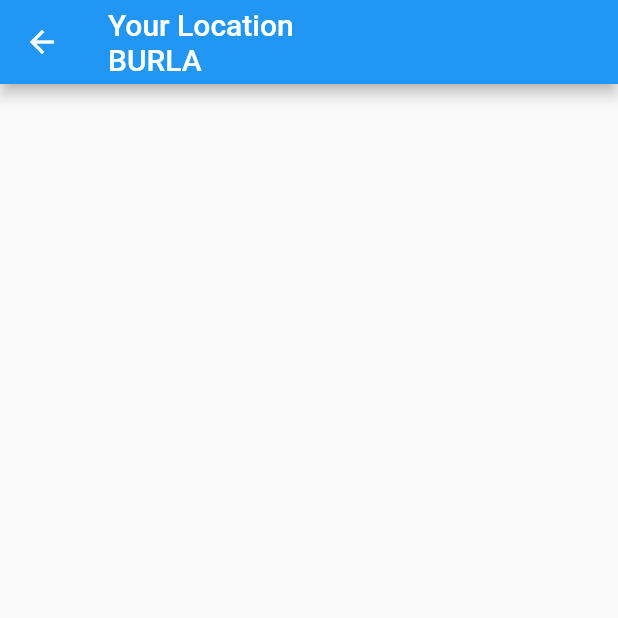
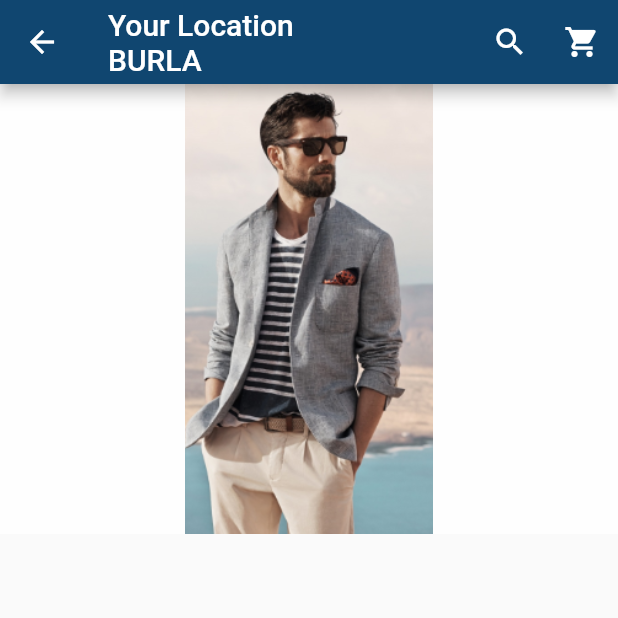
Before and after one commit to Rittik-Biswal2000/DuckHawk_Customer_App, a Flutter app: the screen it shows after launch, after a tap on "Men", on a phone screen of 412 x 824 dp, the top half of it. Run offline on Flutter 3.47's test engine with Material 2 defaults, Android fonts, the phone set to English and light mode, and no system bars; our stand-ins replace carousel_pro.

Commit message:
Add files via upload

```diff
--- a/lib/components/products.dart
+++ b/lib/components/products.dart
@@ -62,7 +62,10 @@ class Single_prod extends StatelessWidget {
           child: Material(
             child: InkWell(
               onTap: () => Navigator.of(context).push(new MaterialPageRoute(
-                  builder: (context) => new ProductDetails())),
+                  builder: (context) => new ProductDetails(
+                    product_price: prod_name,
+                    product_picture: prod_pricture,
+                  ))),
               child: GridTile(
                   footer: Container(
                     color: Colors.white70,
--- a/lib/pages/product_details.dart
+++ b/lib/pages/product_details.dart
@@ -1,6 +1,13 @@
 import 'package:flutter/material.dart';
 
 class ProductDetails extends StatefulWidget {
+  final product_price;
+  final product_picture;
+
+  ProductDetails({
+    this.product_price,
+    this.product_picture});
+
   @override
   _ProductDetailsState createState() => _ProductDetailsState();
 }
@@ -11,11 +18,36 @@ class _ProductDetailsState extends State<ProductDetails> {
     return Scaffold(
         appBar: new AppBar(
 
-           //CHECK COLOR CODE
-           title: Text('Your Location \nBURLA'),
+          backgroundColor: Color(0xff104670), //CHECK COLOR CODE
+          title: Text('Your Location \nBURLA'),
 
+          actions: <Widget>[
+            new IconButton(
+              icon: Icon(
+                Icons.search,color: Colors.white,
+              ),
+              onPressed: (){}),
+            new IconButton(
+              icon: Icon(
+                Icons.shopping_cart,color: Colors.white,
+              ),
+        onPressed: (){},)
+          ],
       ),
 
+      body: new ListView(
+        children: <Widget>[
+          new Container(
+            height:300.0,
+            child: GridTile(
+              child: Container(
+                color: Colors.white70,
+                child: Image.asset(widget.product_picture),
+              ),
+            ),
+          )
+        ],
+      ),
     );
   }
 }
```
